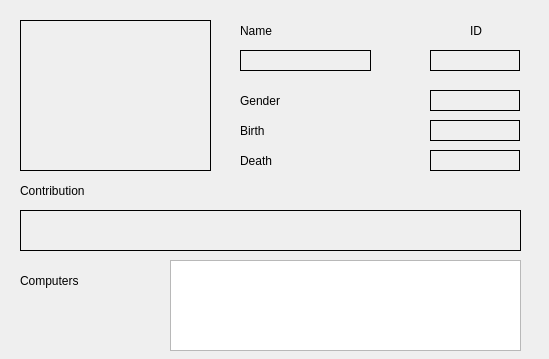
Before: the Qt Designer form Widget/profile.ui in Ladanvini/VLN1-Hopur-5, drawn with Qt 5.
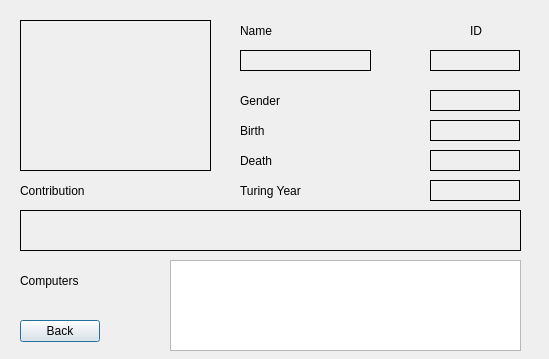
After: the same form once the commit is applied.

Commit message: made the profile pages work

Patch:
```diff
--- a/Widget/profile.ui
+++ b/Widget/profile.ui
@@ -301,6 +301,48 @@
     </rect>
    </property>
   </widget>
+  <widget class="QLabel" name="l_turing">
+   <property name="geometry">
+    <rect>
+     <x>240</x>
+     <y>180</y>
+     <width>90</width>
+     <height>21</height>
+    </rect>
+   </property>
+   <property name="text">
+    <string>Turing Year</string>
+   </property>
+  </widget>
+  <widget class="QLabel" name="l_turing_pers">
+   <property name="geometry">
+    <rect>
+     <x>430</x>
+     <y>180</y>
+     <width>90</width>
+     <height>21</height>
+    </rect>
+   </property>
+   <property name="frameShape">
+    <enum>QFrame::Box</enum>
+   </property>
+   <property name="text">
+    <string/>
+   </property>
+  </widget>
+  <widget class="QPushButton" name="pProBack">
+   <property name="geometry">
+    <rect>
+     <x>20</x>
+     <y>320</y>
+     <width>80</width>
+     <height>22</height>
+    </rect>
+   </property>
+   <property name="text">
+    <string>Back</string>
+   </property>
+  </widget>
  </widget>
  <resources/>
  <connections/>
```
The commit also changes 8 other files.
